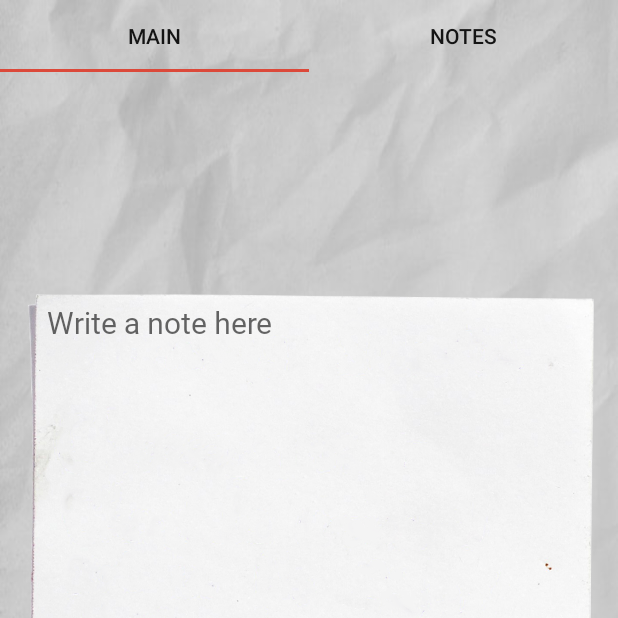
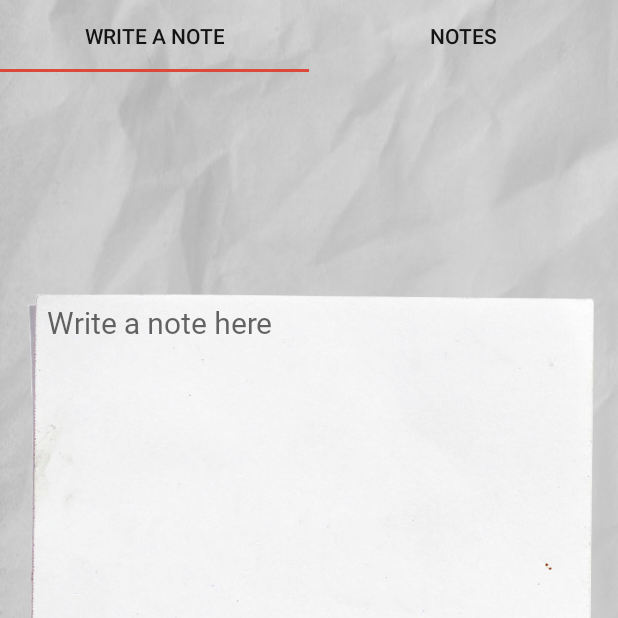
Before and after one commit to Matthias-Krt/Drop-Note, an Android app: the screen it shows after launch (MainActivity), on a phone screen of 412 x 824 dp, the top half of it. Run offline under Robolectric (Android 15) with nearby library versions, the phone set to English and light mode, and no system bars.

Commit message:
Update Text

```diff
--- a/DropNote/app/src/main/res/values/strings.xml
+++ b/DropNote/app/src/main/res/values/strings.xml
@@ -1,7 +1,7 @@
 <resources>
     <string name="app_name">Drop Note</string>
 
-    <string name="tab_name_main">Main</string>
+    <string name="tab_name_main">Write a Note</string>
     <string name="tab_name_list">Notes</string>
 
     <string name="note_hint">Write a note here</string>
```
